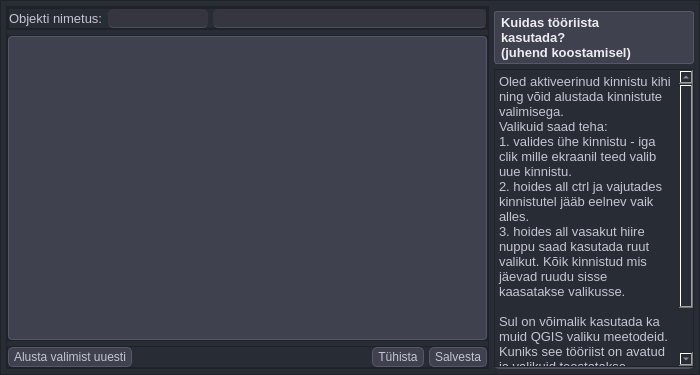
TuloliKalver/mailabl-qgis, file mailabl-qgis/widgets/Properties_connector_new.ui: the form before one commit.
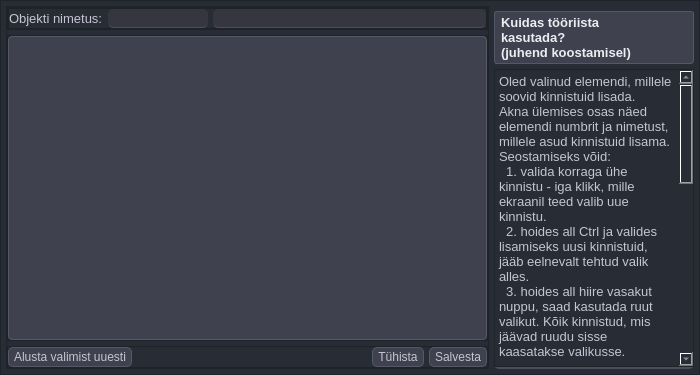
The form after the commit. Icons and pictures are not drawn.

Commit message: "Kinnistute lisamine" akna selgitus

```diff
--- a/mailabl-qgis/widgets/Properties_connector_new.ui
+++ b/mailabl-qgis/widgets/Properties_connector_new.ui
@@ -545,9 +545,24 @@
 &lt;html&gt;&lt;head&gt;&lt;meta name=&quot;qrichtext&quot; content=&quot;1&quot; /&gt;&lt;style type=&quot;text/css&quot;&gt;
 p, li { white-space: pre-wrap; }
 &lt;/style&gt;&lt;/head&gt;&lt;body style=&quot; font-family:'MS Shell Dlg 2'; font-size:10pt; font-weight:400; font-style:normal;&quot;&gt;
-&lt;p style=&quot; margin-top:0px; margin-bottom:0px; margin-left:0px; margin-right:0px; -qt-block-indent:0; text-indent:0px;&quot;&gt;Oled aktiveerinud kinnistu kihi ning võid alustada kinnistute valimisega. &lt;br /&gt;Valikuid saad teha:&lt;br /&gt;1. valides ühe kinnistu - iga clik mille ekraanil teed valib uue kinnistu. &lt;/p&gt;
-&lt;p style=&quot; margin-top:0px; margin-bottom:0px; margin-left:0px; margin-right:0px; -qt-block-indent:0; text-indent:0px;&quot;&gt;2. hoides all ctrl ja vajutades kinnistutel jääb eelnev vaik alles. &lt;/p&gt;
-&lt;p style=&quot; margin-top:0px; margin-bottom:0px; margin-left:0px; margin-right:0px; -qt-block-indent:0; text-indent:0px;&quot;&gt;3. hoides all vasakut hiire nuppu saad kasutada ruut valikut. Kõik kinnistud mis jäevad ruudu sisse kaasatakse valikusse. &lt;br /&gt;&lt;br /&gt;Sul on võimalik kasutada ka muid QGIS valiku meetodeid. Kuniks see tööriist on avatud ja valikuid teostatakse kinnistute kihil kaasatakse kinnistud lisatavate kinnistute hulka. &lt;/p&gt;&lt;/body&gt;&lt;/html&gt;</string>
+&lt;p style=&quot; margin-top:0px; margin-bottom:0px; margin-left:0px; margin-right:0px; -qt-block-indent:0; text-indent:0px;&quot;&gt;Oled valinud elemendi, millele soovid kinnistuid lisada. &lt;/p&gt;
+&lt;p style=&quot; margin-top:0px; margin-bottom:0px; margin-left:0px; margin-right:0px; -qt-block-indent:0; text-indent:0px;&quot;&gt;Akna ülemises osas näed elemendi numbrit ja nimetust, millele asud kinnistuid lisama.&lt;/p&gt;
+&lt;p style=&quot; margin-top:0px; margin-bottom:0px; margin-left:0px; margin-right:0px; -qt-block-indent:0; text-indent:0px;&quot;&gt;Seostamiseks võid: &lt;/p&gt;
+&lt;p style=&quot; margin-top:0px; margin-bottom:0px; margin-left:0px; margin-right:0px; -qt-block-indent:0; text-indent:0px;&quot;&gt;  1. valida korraga ühe kinnistu - iga klikk, mille ekraanil teed valib uue kinnistu.&lt;/p&gt;
+&lt;p style=&quot; margin-top:0px; margin-bottom:0px; margin-left:0px; margin-right:0px; -qt-block-indent:0; text-indent:0px;&quot;&gt;  2. hoides all Ctrl ja valides lisamiseks uusi kinnistuid, jääb eelnevalt tehtud valik alles.&lt;/p&gt;
+&lt;p style=&quot; margin-top:0px; margin-bottom:0px; margin-left:0px; margin-right:0px; -qt-block-indent:0; text-indent:0px;&quot;&gt;  3. hoides all hiire vasakut nuppu, saad kasutada ruut valikut. Kõik kinnistud, mis jäävad ruudu sisse kaasatakse valikusse.&lt;/p&gt;
+&lt;p style=&quot;-qt-paragraph-type:empty; margin-top:0px; margin-bottom:0px; margin-left:0px; margin-right:0px; -qt-block-indent:0; text-indent:0px;&quot;&gt;&lt;br /&gt;&lt;/p&gt;
+&lt;p style=&quot; margin-top:0px; margin-bottom:0px; margin-left:0px; margin-right:0px; -qt-block-indent:0; text-indent:0px;&quot;&gt;“Kinnistute lisamine” akna nimekirjas kuvatakse koheselt iga uus valitud kinnistu (aken avaneb kinnistu valikul automaatselt).&lt;/p&gt;
+&lt;p style=&quot;-qt-paragraph-type:empty; margin-top:0px; margin-bottom:0px; margin-left:0px; margin-right:0px; -qt-block-indent:0; text-indent:0px;&quot;&gt;&lt;br /&gt;&lt;/p&gt;
+&lt;p style=&quot; margin-top:0px; margin-bottom:0px; margin-left:0px; margin-right:0px; -qt-block-indent:0; text-indent:0px;&quot;&gt;Kasutades valikuid:&lt;/p&gt;
+&lt;p style=&quot; margin-top:0px; margin-bottom:0px; margin-left:0px; margin-right:0px; -qt-block-indent:0; text-indent:0px;&quot;&gt;&lt;span style=&quot; font-weight:600;&quot;&gt;Alusta valimist uuesti&lt;/span&gt; - tühistab kaardil tehtud valiku ja saad uuesti valitud elemendile kinnistute lisamist alustada&lt;/p&gt;
+&lt;p style=&quot; margin-top:0px; margin-bottom:0px; margin-left:0px; margin-right:0px; -qt-block-indent:0; text-indent:0px;&quot;&gt;&lt;span style=&quot; font-weight:600;&quot;&gt;Tühista&lt;/span&gt; - tühistab valitud kinnistud ja sulgeb “Kinnistute sidumine” akna&lt;/p&gt;
+&lt;p style=&quot; margin-top:0px; margin-bottom:0px; margin-left:0px; margin-right:0px; -qt-block-indent:0; text-indent:0px;&quot;&gt;&lt;span style=&quot; font-weight:600;&quot;&gt;Salvesta&lt;/span&gt; - salvestab valitud kinnistud kinnistud elemendi külge. &lt;span style=&quot; font-weight:600; text-decoration: underline;&quot;&gt;NB! Uute seoste nägemiseks vajuta värskendamise nuppu!&lt;/span&gt;&lt;/p&gt;
+&lt;p style=&quot;-qt-paragraph-type:empty; margin-top:0px; margin-bottom:0px; margin-left:0px; margin-right:0px; -qt-block-indent:0; text-indent:0px;&quot;&gt;&lt;br /&gt;&lt;/p&gt;
+&lt;p style=&quot; margin-top:0px; margin-bottom:0px; margin-left:0px; margin-right:0px; -qt-block-indent:0; text-indent:0px;&quot;&gt;Sul on võimalik kasutada ka muid QGIS valiku meetodeid. Kuniks see tööriist on avatud ja valikuid teostatakse kinnistute kihil, kaasatakse kinnistud lisatavate kinnistute hulka. &lt;/p&gt;
+&lt;p style=&quot; margin-top:0px; margin-bottom:0px; margin-left:0px; margin-right:0px; -qt-block-indent:0; text-indent:0px;&quot;&gt;&lt;br /&gt;&lt;/p&gt;
+&lt;p style=&quot;-qt-paragraph-type:empty; margin-top:0px; margin-bottom:0px; margin-left:0px; margin-right:0px; -qt-block-indent:0; text-indent:0px;&quot;&gt;&lt;br /&gt;&lt;/p&gt;
+&lt;p style=&quot;-qt-paragraph-type:empty; margin-top:0px; margin-bottom:0px; margin-left:0px; margin-right:0px; -qt-block-indent:0; text-indent:0px;&quot;&gt;&lt;br /&gt;&lt;/p&gt;&lt;/body&gt;&lt;/html&gt;</string>
            </property>
            <property name="overwriteMode">
             <bool>false</bool>
```
